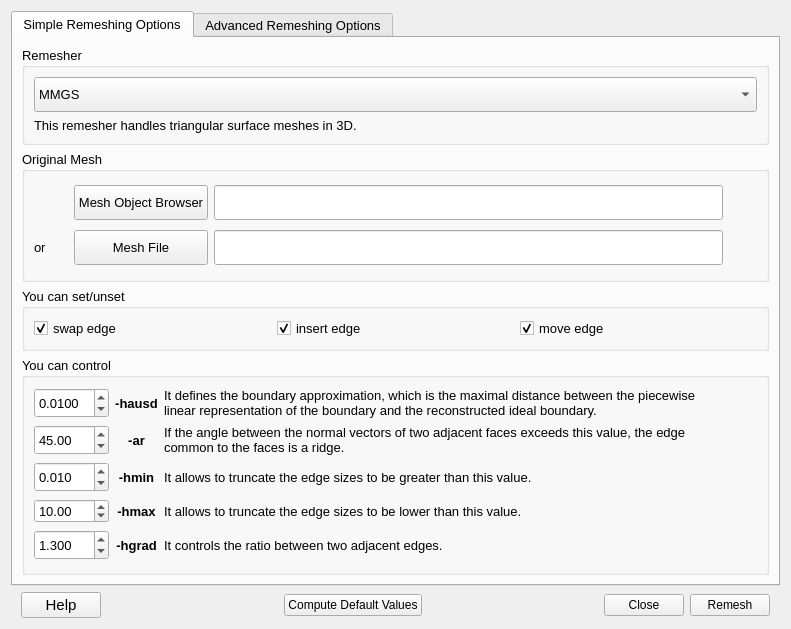
Qt form MyPlugDialog.ui (SalomePlatform/mmgplugin) before a commit.
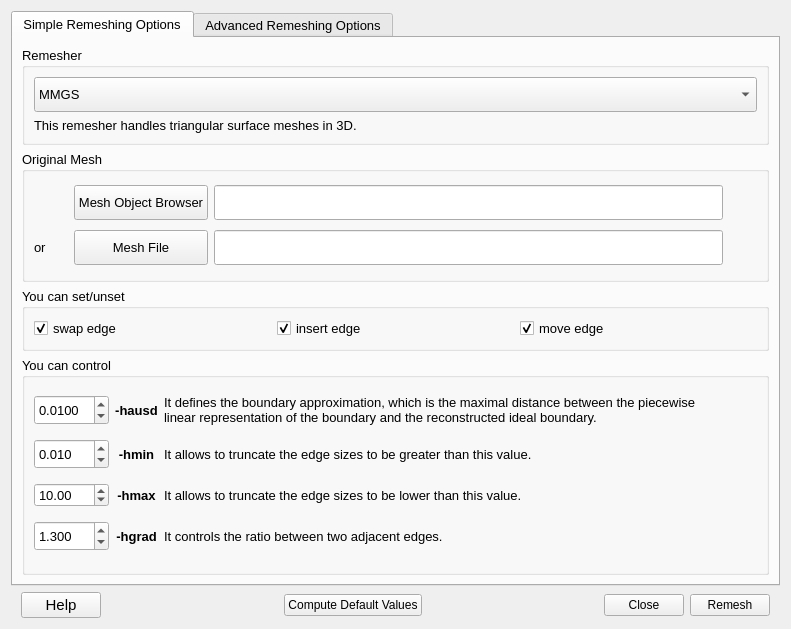
The same form after that commit. The open tabs and pages were chosen to show the change.

Commit message: fix: remove -ar option #20

Diff of the .ui file:
```diff
--- a/MyPlugDialog.ui
+++ b/MyPlugDialog.ui
@@ -328,13 +328,137 @@
          <property name="checkable">
           <bool>false</bool>
          </property>
-         <layout class="QGridLayout" name="gridLayout_3" rowstretch="0,0,0,0,0" columnstretch="2,1,15,1">
+         <layout class="QGridLayout" name="gridLayout_3" rowstretch="0,0,0,0" columnstretch="2,1,15,1">
           <property name="sizeConstraint">
            <enum>QLayout::SetNoConstraint</enum>
           </property>
           <property name="rightMargin">
            <number>9</number>
           </property>
+          <item row="0" column="1">
+           <widget class="QLabel" name="label_4">
+            <property name="font">
+             <font>
+              <pointsize>10</pointsize>
+              <weight>75</weight>
+              <bold>true</bold>
+             </font>
+            </property>
+            <property name="text">
+             <string>-hausd</string>
+            </property>
+            <property name="alignment">
+             <set>Qt::AlignCenter</set>
+            </property>
+           </widget>
+          </item>
+          <item row="3" column="3">
+           <spacer name="horizontalSpacer_10">
+            <property name="orientation">
+             <enum>Qt::Horizontal</enum>
+            </property>
+            <property name="sizeHint" stdset="0">
+             <size>
+              <width>40</width>
+              <height>20</height>
+             </size>
+            </property>
+           </spacer>
+          </item>
+          <item row="2" column="0">
+           <widget class="QDoubleSpinBox" name="SP_Hmax">
+            <property name="value">
+             <double>10.000000000000000</double>
+            </property>
+           </widget>
+          </item>
+          <item row="1" column="0">
+           <widget class="QDoubleSpinBox" name="SP_Hmin">
+            <property name="minimumSize">
+             <size>
+              <width>0</width>
+              <height>30</height>
+             </size>
+            </property>
+            <property name="decimals">
+             <number>3</number>
+            </property>
+            <property name="minimum">
+             <double>0.001000000000000</double>
+            </property>
+            <property name="maximum">
+             <double>100.000000000000000</double>
+            </property>
+            <property name="singleStep">
+             <double>0.100000000000000</double>
+            </property>
+            <property name="stepType">
+             <enum>QAbstractSpinBox::AdaptiveDecimalStepType</enum>
+            </property>
+            <property name="value">
+             <double>0.010000000000000</double>
+            </property>
+           </widget>
+          </item>
+          <item row="1" column="2">
+           <widget class="QLabel" name="label_10">
+            <property name="toolTip">
+             <string>The default values for this parameters are computed from the mesh bounding box.
+The minimal edge size is set to 0.01 of the bounding box size. </string>
+            </property>
+            <property name="text">
+             <string>It allows to truncate the edge sizes to be greater than this value.</string>
+            </property>
+            <property name="wordWrap">
+             <bool>true</bool>
+            </property>
+           </widget>
+          </item>
+          <item row="2" column="3">
+           <spacer name="horizontalSpacer_18">
+            <property name="orientation">
+             <enum>Qt::Horizontal</enum>
+            </property>
+            <property name="sizeHint" stdset="0">
+             <size>
+              <width>40</width>
+              <height>20</height>
+             </size>
+            </property>
+           </spacer>
+          </item>
+          <item row="3" column="0">
+           <widget class="QDoubleSpinBox" name="SP_Gradation">
+            <property name="minimumSize">
+             <size>
+              <width>0</width>
+              <height>30</height>
+             </size>
+            </property>
+            <property name="decimals">
+             <number>3</number>
+            </property>
+            <property name="singleStep">
+             <double>0.010000000000000</double>
+            </property>
+            <property name="value">
+             <double>1.300000000000000</double>
+            </property>
+           </widget>
+          </item>
+          <item row="0" column="3">
+           <spacer name="horizontalSpacer_8">
+            <property name="orientation">
+             <enum>Qt::Horizontal</enum>
+            </property>
+            <property name="sizeHint" stdset="0">
+             <size>
+              <width>40</width>
+              <height>20</height>
+             </size>
+            </property>
+           </spacer>
+          </item>
           <item row="0" column="2">
            <widget class="QLabel" name="label_6">
             <property name="sizePolicy">
@@ -355,7 +479,24 @@
             </property>
            </widget>
           </item>
-          <item row="3" column="2">
+          <item row="2" column="1">
+           <widget class="QLabel" name="label_11">
+            <property name="font">
+             <font>
+              <pointsize>10</pointsize>
+              <weight>75</weight>
+              <bold>true</bold>
+             </font>
+            </property>
+            <property name="text">
+             <string>-hmax</string>
+            </property>
+            <property name="alignment">
+             <set>Qt::AlignCenter</set>
+            </property>
+           </widget>
+          </item>
+          <item row="2" column="2">
            <widget class="QLabel" name="label">
             <property name="toolTip">
              <string>The default values for this parameters are computed from the mesh bounding box.
@@ -369,33 +510,7 @@
             </property>
            </widget>
           </item>
-          <item row="1" column="3">
-           <spacer name="horizontalSpacer_7">
-            <property name="orientation">
-             <enum>Qt::Horizontal</enum>
-            </property>
-            <property name="sizeHint" stdset="0">
-             <size>
-              <width>40</width>
-              <height>20</height>
-             </size>
-            </property>
-           </spacer>
-          </item>
-          <item row="2" column="3">
-           <spacer name="horizontalSpacer_9">
-            <property name="orientation">
-             <enum>Qt::Horizontal</enum>
-            </property>
-            <property name="sizeHint" stdset="0">
-             <size>
-              <width>40</width>
-              <height>20</height>
-             </size>
-            </property>
-           </spacer>
-          </item>
-          <item row="2" column="1">
+          <item row="1" column="1">
            <widget class="QLabel" name="label_9">
             <property name="font">
              <font>
@@ -412,88 +527,7 @@
             </property>
            </widget>
           </item>
-          <item row="4" column="0">
-           <widget class="QDoubleSpinBox" name="SP_Gradation">
-            <property name="minimumSize">
-             <size>
-              <width>0</width>
-              <height>30</height>
-             </size>
-            </property>
-            <property name="decimals">
-             <number>3</number>
-            </property>
-            <property name="singleStep">
-             <double>0.010000000000000</double>
-            </property>
-            <property name="value">
-             <double>1.300000000000000</double>
-            </property>
-           </widget>
-          </item>
-          <item row="1" column="1">
-           <widget class="QLabel" name="label_5">
-            <property name="font">
-             <font>
-              <pointsize>10</pointsize>
-              <weight>75</weight>
-              <bold>true</bold>
-             </font>
-            </property>
-            <property name="text">
-             <string>-ar</string>
-            </property>
-            <property name="alignment">
-             <set>Qt::AlignCenter</set>
-            </property>
-           </widget>
-          </item>
-          <item row="4" column="3">
-           <spacer name="horizontalSpacer_10">
-            <property name="orientation">
-             <enum>Qt::Horizontal</enum>
-            </property>
-            <property name="sizeHint" stdset="0">
-             <size>
-              <width>40</width>
-              <height>20</height>
-             </size>
-            </property>
-           </spacer>
-          </item>
-          <item row="3" column="0">
-           <widget class="QDoubleSpinBox" name="SP_Hmax">
-            <property name="value">
-             <double>10.000000000000000</double>
-            </property>
-           </widget>
-          </item>
-          <item row="0" column="0">
-           <widget class="QDoubleSpinBox" name="SP_Geomapp">
-            <property name="minimumSize">
-             <size>
-              <width>0</width>
-              <height>30</height>
-             </size>
-            </property>
-            <property name="decimals">
-             <number>4</number>
-            </property>
-            <property name="minimum">
-             <double>0.000000000000000</double>
-            </property>
-            <property name="singleStep">
-             <double>0.010000000000000</double>
-            </property>
-            <property name="stepType">
-             <enum>QAbstractSpinBox::AdaptiveDecimalStepType</enum>
-            </property>
-            <property name="value">
-             <double>0.010000000000000</double>
-            </property>
-           </widget>
-          </item>
-          <item row="4" column="2">
+          <item row="3" column="2">
            <widget class="QLabel" name="label_12">
             <property name="toolTip">
              <string>With a gradation of h, two adjacent edges e1 and e2 must respect that : 1/h &lt;= e1/e2 &lt;= h.
@@ -504,25 +538,8 @@
             </property>
            </widget>
           </item>
-          <item row="0" column="1">
-           <widget class="QLabel" name="label_4">
-            <property name="font">
-             <font>
-              <pointsize>10</pointsize>
-              <weight>75</weight>
-              <bold>true</bold>
-             </font>
-            </property>
-            <property name="text">
-             <string>-hausd</string>
-            </property>
-            <property name="alignment">
-             <set>Qt::AlignCenter</set>
-            </property>
-           </widget>
-          </item>
-          <item row="2" column="0">
-           <widget class="QDoubleSpinBox" name="SP_Hmin">
+          <item row="0" column="0">
+           <widget class="QDoubleSpinBox" name="SP_Geomapp">
             <property name="minimumSize">
              <size>
               <width>0</width>
@@ -530,13 +547,10 @@
              </size>
             </property>
             <property name="decimals">
-             <number>3</number>
+             <number>4</number>
             </property>
             <property name="minimum">
-             <double>0.001000000000000</double>
-            </property>
-            <property name="maximum">
-             <double>100.000000000000000</double>
+             <double>0.000000000000000</double>
             </property>
             <property name="singleStep">
              <double>0.100000000000000</double>
@@ -549,96 +563,7 @@
             </property>
            </widget>
           </item>
-          <item row="1" column="2">
-           <widget class="QLabel" name="label_7">
-            <property name="toolTip">
-             <string>By default it is set to 45°. This means that MMG
-dectects a sharp angle at the interface
-of 2 boundary elements if the angle between
-their outward normals is greater than 45°.</string>
-            </property>
-            <property name="text">
-             <string>If the angle between the normal vectors of two adjacent faces exceeds this value, the edge common to the faces is a ridge.</string>
-            </property>
-            <property name="wordWrap">
-             <bool>true</bool>
-            </property>
-           </widget>
-          </item>
-          <item row="0" column="3">
-           <spacer name="horizontalSpacer_8">
-            <property name="orientation">
-             <enum>Qt::Horizontal</enum>
-            </property>
-            <property name="sizeHint" stdset="0">
-             <size>
-              <width>40</width>
-              <height>20</height>
-             </size>
-            </property>
-           </spacer>
-          </item>
-          <item row="2" column="2">
-           <widget class="QLabel" name="label_10">
-            <property name="toolTip">
-             <string>The default values for this parameters are computed from the mesh bounding box.
-The minimal edge size is set to 0.01 of the bounding box size. </string>
-            </property>
-            <property name="text">
-             <string>It allows to truncate the edge sizes to be greater than this value.</string>
-            </property>
-            <property name="wordWrap">
-             <bool>true</bool>
-            </property>
-           </widget>
-          </item>
-          <item row="3" column="3">
-           <spacer name="horizontalSpacer_18">
-            <property name="orientation">
-             <enum>Qt::Horizontal</enum>
-            </property>
-            <property name="sizeHint" stdset="0">
-             <size>
-              <width>40</width>
-              <height>20</height>
-             </size>
-            </property>
-           </spacer>
-          </item>
-          <item row="1" column="0">
-           <widget class="QDoubleSpinBox" name="SP_Ridge">
-            <property name="minimumSize">
-             <size>
-              <width>0</width>
-              <height>30</height>
-             </size>
-            </property>
-            <property name="maximum">
-             <double>90.000000000000000</double>
-            </property>
-            <property name="value">
-             <double>45.000000000000000</double>
-            </property>
-           </widget>
-          </item>
           <item row="3" column="1">
-           <widget class="QLabel" name="label_11">
-            <property name="font">
-             <font>
-              <pointsize>10</pointsize>
-              <weight>75</weight>
-              <bold>true</bold>
-             </font>
-            </property>
-            <property name="text">
-             <string>-hmax</string>
-            </property>
-            <property name="alignment">
-             <set>Qt::AlignCenter</set>
-            </property>
-           </widget>
-          </item>
-          <item row="4" column="1">
            <widget class="QLabel" name="label_13">
             <property name="font">
              <font>
@@ -655,6 +580,19 @@
             </property>
            </widget>
           </item>
+          <item row="1" column="3">
+           <spacer name="horizontalSpacer_9">
+            <property name="orientation">
+             <enum>Qt::Horizontal</enum>
+            </property>
+            <property name="sizeHint" stdset="0">
+             <size>
+              <width>40</width>
+              <height>20</height>
+             </size>
+            </property>
+           </spacer>
+          </item>
          </layout>
         </widget>
        </item>
```
Left out of the diff: 206 changed lines with no effect on the pictures. The commit also changes 2 other files.
